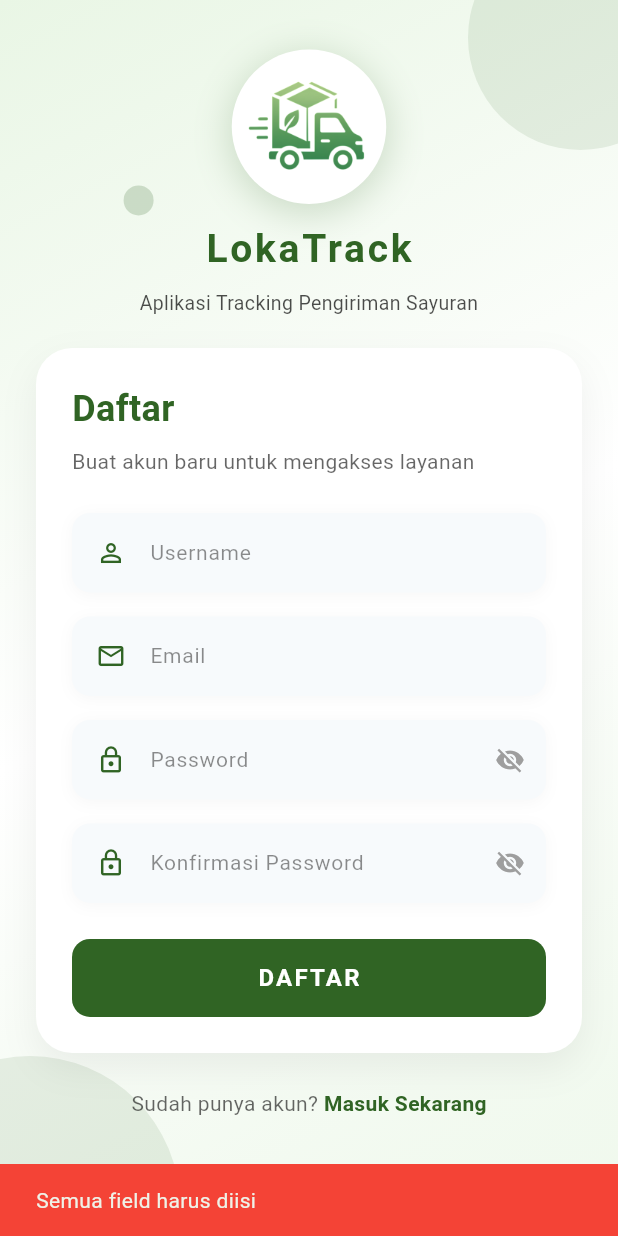
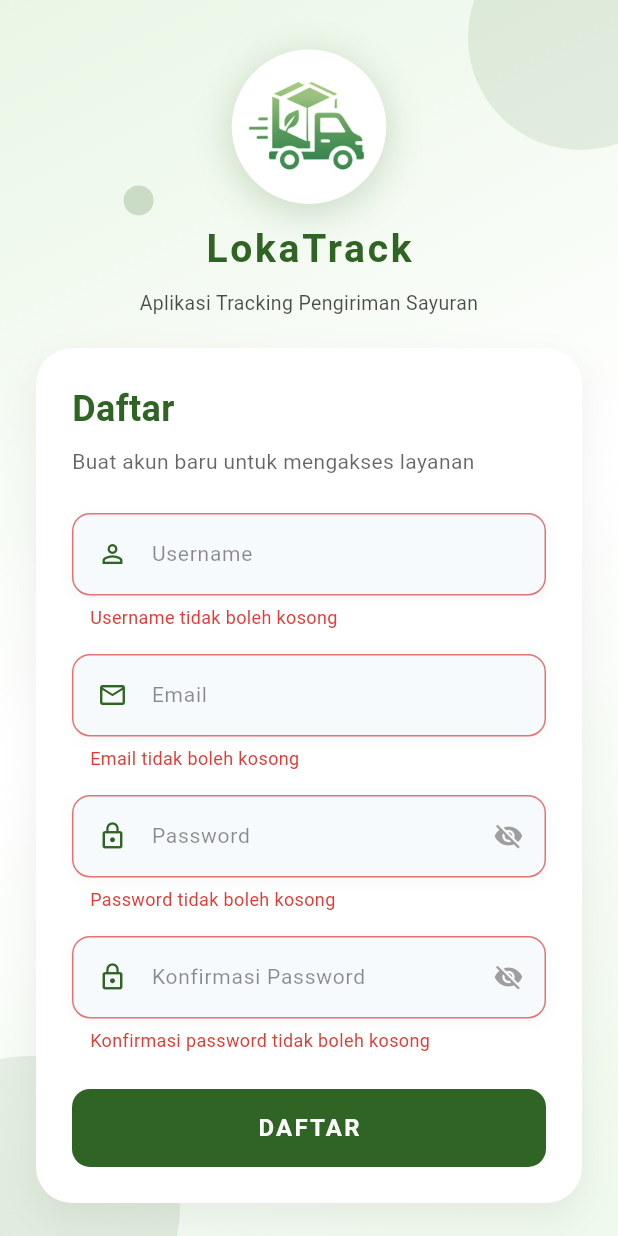
Before and after one commit to LokaTrack/mobile-development, a Flutter app: the RegisterScreen screen opened directly, after a tap on "DAFTAR", on a phone screen of 412 x 824 dp. Run offline on Flutter 3.47's test engine with Material 3 defaults, Android fonts, the phone set to English and light mode, and no system bars; our stand-ins replace cached_network_image, image_picker, shared_preferences, shimmer, smooth_page_indicator; accounts and stored records are empty; Roboto replaces fonts that are missing (Poppins).

Commit message:
Fix message validation notification for login, forgot password, and registration screen

```diff
--- a/lib/features/auth/screens/register_screen.dart
+++ b/lib/features/auth/screens/register_screen.dart
@@ -30,10 +30,13 @@ class _RegisterScreenState extends State<RegisterScreen>
 
   // Scroll controller untuk memastikan field yang aktif selalu terlihat
   final ScrollController _scrollController = ScrollController();
-
   final _authService = AuthService();
   bool _isLoading = false;
-  String? _errorText;
+  String? _usernameError;
+  String? _emailError;
+  String? _passwordError;
+  String? _confirmPasswordError;
+  String? _generalError;
 
   @override
   void initState() {
@@ -121,53 +124,80 @@ class _RegisterScreenState extends State<RegisterScreen>
     // Dismiss keyboard first
     FocusScope.of(context).unfocus();
 
-    // Basic validation
+    // Clear previous errors
+    setState(() {
+      _usernameError = null;
+      _emailError = null;
+      _passwordError = null;
+      _confirmPasswordError = null;
+      _generalError = null;
+    });
+
+    // Get input values
     final username = _usernameController.text.trim();
     final email = _emailController.text.trim();
     final password = _passwordController.text;
     final confirmPassword = _confirmPasswordController.text;
 
-    // Validate empty fields
-    if (username.isEmpty ||
-        email.isEmpty ||
-        password.isEmpty ||
-        confirmPassword.isEmpty) {
-      ScaffoldMessenger.of(context).showSnackBar(
-        const SnackBar(
-          content: Text('Semua field harus diisi'),
-          backgroundColor: Colors.red,
-        ),
-      );
-      return;
+    bool hasError = false;
+
+    // Validate username
+    if (username.isEmpty) {
+      setState(() {
+        _usernameError = 'Username tidak boleh kosong';
+      });
+      hasError = true;
+    } else if (username.length < 3) {
+      setState(() {
+        _usernameError = 'Username minimal 3 karakter';
+      });
+      hasError = true;
     }
 
-    // Validate email format
-    final emailRegex = RegExp(r'^[\w-\.]+@([\w-]+\.)+[\w-]{2,4}$');
-    if (!emailRegex.hasMatch(email)) {
-      ScaffoldMessenger.of(context).showSnackBar(
-        const SnackBar(
-          content: Text('Format email tidak valid'),
-          backgroundColor: Colors.red,
-        ),
-      );
-      return;
+    // Validate email
+    if (email.isEmpty) {
+      setState(() {
+        _emailError = 'Email tidak boleh kosong';
+      });
+      hasError = true;
+    } else if (!RegExp(r'^[\w-\.]+@([\w-]+\.)+[\w-]{2,4}$').hasMatch(email)) {
+      setState(() {
+        _emailError = 'Format email tidak valid';
+      });
+      hasError = true;
     }
 
-    // Validate password match
-    if (password != confirmPassword) {
-      ScaffoldMessenger.of(context).showSnackBar(
-        const SnackBar(
-          content: Text('Password tidak cocok'),
-          backgroundColor: Colors.red,
-        ),
-      );
-      return;
+    // Validate password
+    if (password.isEmpty) {
+      setState(() {
+        _passwordError = 'Password tidak boleh kosong';
+      });
+      hasError = true;
+    } else if (password.length < 6) {
+      setState(() {
+        _passwordError = 'Password minimal 6 karakter';
+      });
+      hasError = true;
     }
+
+    // Validate confirm password
+    if (confirmPassword.isEmpty) {
+      setState(() {
+        _confirmPasswordError = 'Konfirmasi password tidak boleh kosong';
+      });
+      hasError = true;
+    } else if (password != confirmPassword) {
+      setState(() {
+        _confirmPasswordError = 'Password tidak cocok';
+      });
+      hasError = true;
+    }
+
+    if (hasError) return;
 
     // Show loading state
     setState(() {
       _isLoading = true;
-      _errorText = null;
     });
 
     try {
@@ -192,23 +222,15 @@ class _RegisterScreenState extends State<RegisterScreen>
       } else {
         // Show error message
         setState(() {
-          _errorText = result['message'];
+          _generalError =
+              result['message'] ?? 'Terjadi kesalahan saat registrasi';
         });
-        ScaffoldMessenger.of(context).showSnackBar(
-          SnackBar(
-            content: Text(_errorText ?? 'Terjadi kesalahan'),
-            backgroundColor: Colors.red,
-          ),
-        );
       }
     } catch (e) {
       if (!mounted) return;
-      ScaffoldMessenger.of(context).showSnackBar(
-        SnackBar(
-          content: Text('Terjadi kesalahan: ${e.toString()}'),
-          backgroundColor: Colors.red,
-        ),
-      );
+      setState(() {
+        _generalError = 'Terjadi kesalahan: ${e.toString()}';
+      });
     } finally {
       if (mounted) {
         setState(() => _isLoading = false);
@@ -451,14 +473,13 @@ class _RegisterScreenState extends State<RegisterScreen>
                       fontSize: 14,
                     ),
                   ),
-                  const SizedBox(height: 24),
-
-                  // Username Field
+                  const SizedBox(height: 24), // Username Field
                   _buildTextField(
                     controller: _usernameController,
                     focusNode: _usernameFocusNode,
                     hintText: 'Username',
                     icon: Icons.person_outline,
+                    errorText: _usernameError,
                     onEditingComplete: () {
                       FocusScope.of(context).requestFocus(_emailFocusNode);
                     },
@@ -472,6 +493,7 @@ class _RegisterScreenState extends State<RegisterScreen>
                     hintText: 'Email',
                     icon: Icons.email_outlined,
                     keyboardType: TextInputType.emailAddress,
+                    errorText: _emailError,
                     onEditingComplete: () {
                       FocusScope.of(context).requestFocus(_passwordFocusNode);
                     },
@@ -486,6 +508,7 @@ class _RegisterScreenState extends State<RegisterScreen>
                     icon: Icons.lock_outline,
                     isPassword: true,
                     obscureValue: _obscurePassword,
+                    errorText: _passwordError,
                     toggleObscure: () {
                       setState(() {
                         _obscurePassword = !_obscurePassword;
@@ -507,6 +530,7 @@ class _RegisterScreenState extends State<RegisterScreen>
                     icon: Icons.lock_outline,
                     isPassword: true,
                     obscureValue: _obscureConfirmPassword,
+                    errorText: _confirmPasswordError,
                     toggleObscure: () {
                       setState(() {
                         _obscureConfirmPassword = !_obscureConfirmPassword;
@@ -516,6 +540,35 @@ class _RegisterScreenState extends State<RegisterScreen>
                       _handleRegister();
                     },
                   ),
+
+                  // General Error Message
+                  if (_generalError != null) ...[
+                    const SizedBox(height: 16),
+                    Container(
+                      padding: const EdgeInsets.all(12),
+                      decoration: BoxDecoration(
+                        color: Colors.red.shade50,
+                        borderRadius: BorderRadius.circular(8),
+                        border: Border.all(color: Colors.red.shade200),
+                      ),
+                      child: Row(
+                        children: [
+                          Icon(Icons.error_outline,
+                              color: Colors.red.shade600, size: 20),
+                          const SizedBox(width: 8),
+                          Expanded(
+                            child: Text(
+                              _generalError!,
+                              style: TextStyle(
+                                color: Colors.red.shade700,
+                                fontSize: 13,
+                              ),
+                            ),
+                          ),
+                        ],
+                      ),
+                    ),
+                  ],
 
                   const SizedBox(height: 24),
 
@@ -618,11 +671,18 @@ class _RegisterScreenState extends State<RegisterScreen>
     bool? obscureValue,
     VoidCallback? toggleObscure,
     VoidCallback? onEditingComplete,
+    String? errorText,
   }) {
-    return Container(
+    return Column(
+      crossAxisAlignment: CrossAxisAlignment.start,
+      children: [
+        Container(
           decoration: BoxDecoration(
             color: const Color(0xFFF7FAFC),
             borderRadius: BorderRadius.circular(12),
+            border: errorText != null
+                ? Border.all(color: Colors.red.shade300)
+                : null,
             boxShadow: [
               BoxShadow(
                 color: Colors.black.withOpacity(0.03),
@@ -667,6 +727,21 @@ class _RegisterScreenState extends State<RegisterScreen>
               contentPadding: const EdgeInsets.symmetric(vertical: 16),
             ),
           ),
+        ),
+        if (errorText != null) ...[
+          const SizedBox(height: 6),
+          Padding(
+            padding: const EdgeInsets.only(left: 12),
+            child: Text(
+              errorText,
+              style: TextStyle(
+                color: Colors.red.shade600,
+                fontSize: 12,
+              ),
+            ),
+          ),
+        ],
+      ],
     );
   }
 }
```
Also changed, not shown: lib/features/auth/screens/login_screen.dart (+89 -24 lines). Lines whose indentation alone changed are shown as unchanged.
